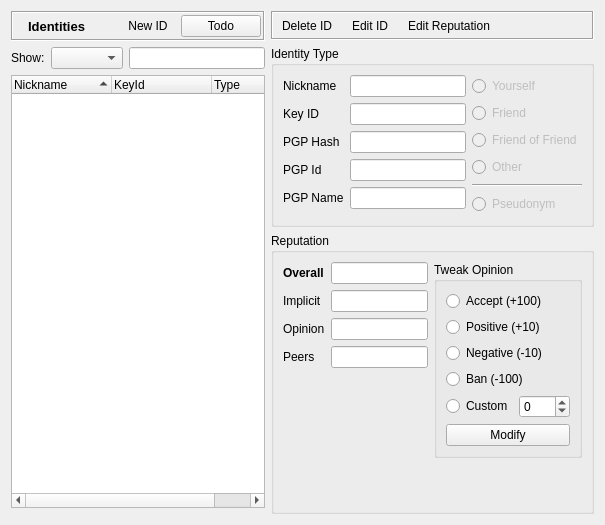
Above: retroshare-gui/src/gui/Identity/IdDialog.ui from RetroShare/RetroShare before the change. Below: the same form after it.
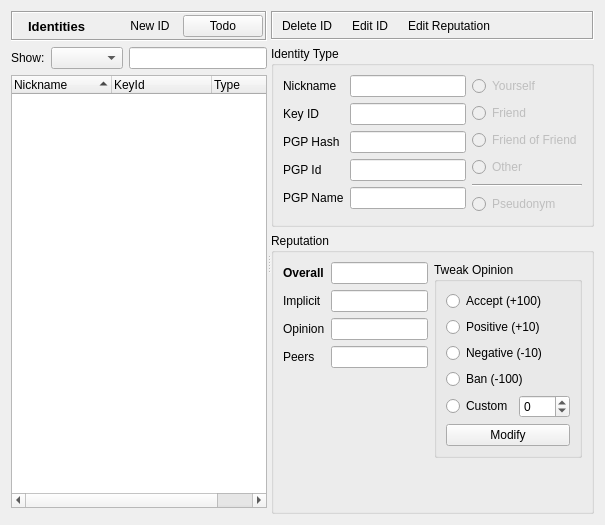
That is the form after the change. Icons and pictures are not drawn. Custom widgets are drawn as their Qt base class.

Patch:
```diff
--- a/retroshare-gui/src/gui/Identity/IdDialog.ui
+++ b/retroshare-gui/src/gui/Identity/IdDialog.ui
@@ -19,8 +19,13 @@
   <property name="windowTitle">
    <string/>
   </property>
-  <layout class="QHBoxLayout" name="horizontalLayout_4">
-   <item>
+  <layout class="QGridLayout" name="gridLayout_2">
+   <item row="0" column="0">
+    <widget class="QSplitter" name="splitter">
+     <property name="orientation">
+      <enum>Qt::Horizontal</enum>
+     </property>
+     <widget class="QWidget" name="layoutWidget">
     <layout class="QVBoxLayout" name="leftLayout">
      <property name="bottomMargin">
       <number>6</number>
@@ -147,6 +152,12 @@
      </item>
      <item>
       <widget class="RSTreeWidget" name="treeWidget_IdList">
+         <property name="sizePolicy">
+          <sizepolicy hsizetype="Preferred" vsizetype="Expanding">
+           <horstretch>0</horstretch>
+           <verstretch>0</verstretch>
+          </sizepolicy>
+         </property>
        <property name="sortingEnabled">
         <bool>true</bool>
        </property>
@@ -168,8 +179,8 @@
       </widget>
      </item>
     </layout>
-   </item>
-   <item>
+     </widget>
+     <widget class="QWidget" name="layoutWidget">
     <layout class="QVBoxLayout" name="rightLayout">
      <item>
       <widget class="QFrame" name="toolBarFrame">
@@ -622,6 +633,8 @@
       </widget>
      </item>
     </layout>
+     </widget>
+    </widget>
    </item>
   </layout>
  </widget>
```
Left out of the diff: 10 changed lines with no effect on the pictures. Lines whose indentation alone changed are shown as unchanged.
